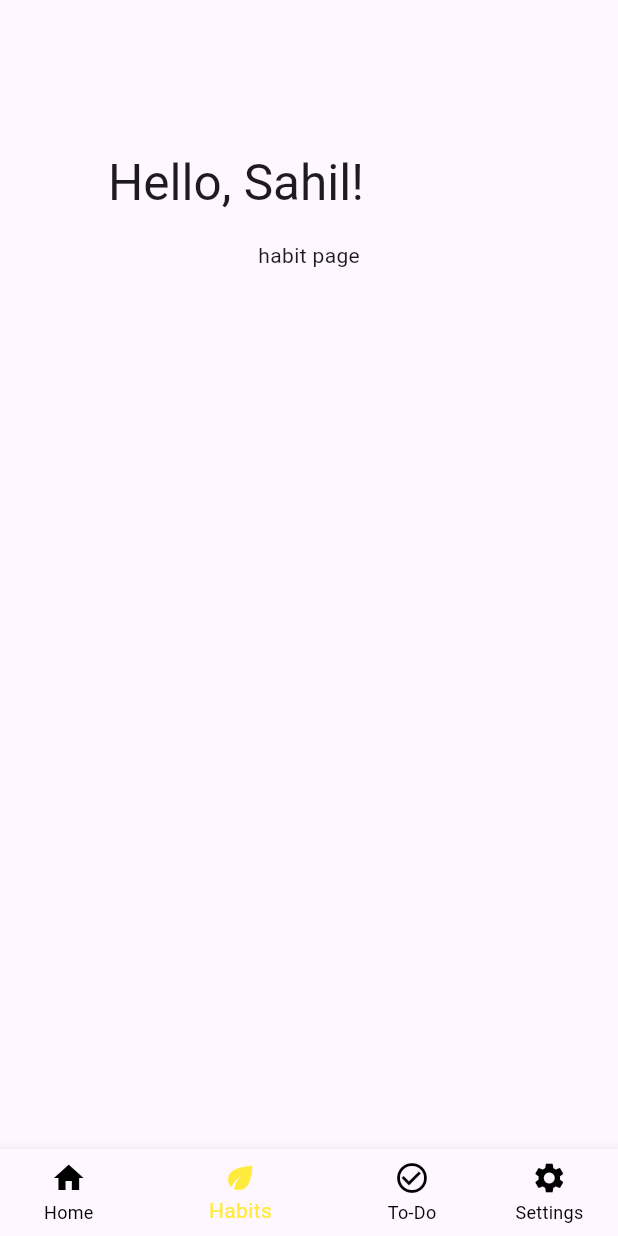
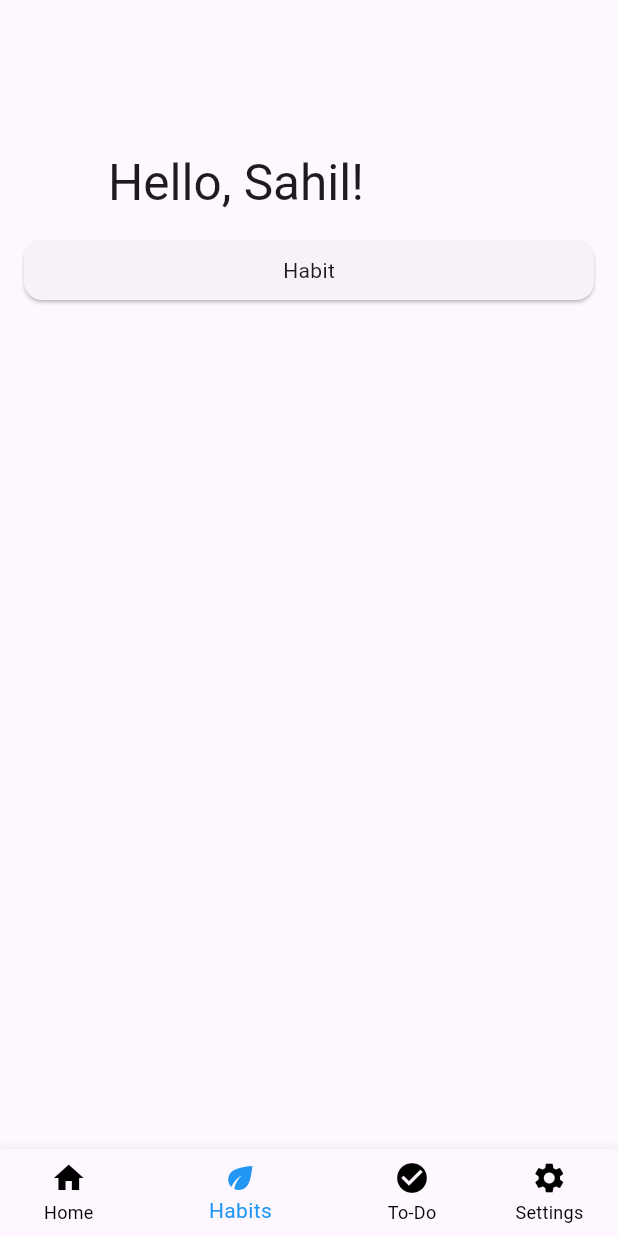
Before and after one commit to sahil-ingle/niyama, a Flutter app: the screen it shows after launch, item 2 of the bottom bar chosen, on a phone screen of 412 x 824 dp. Run offline on Flutter 3.47's test engine with Material 3 defaults, Android fonts, the light colour scheme and no system bars.

Commit message:
few modifications

```diff
--- a/lib/pages/habit_page.dart
+++ b/lib/pages/habit_page.dart
@@ -1,10 +1,11 @@
 import 'package:flutter/material.dart';
+import 'package:niyama/widgets/my_habits_card.dart';
 
 class HabitPage extends StatelessWidget {
   const HabitPage({super.key});
 
   @override
   Widget build(BuildContext context) {
-    return Center(child: Text("habit page"));
+    return Column(children: [MyHabitsCard()]);
   }
 }
--- a/lib/pages/to_do_page.dart
+++ b/lib/pages/to_do_page.dart
@@ -1,10 +1,11 @@
 import 'package:flutter/material.dart';
+import 'package:niyama/widgets/my_todo_card.dart';
 
 class ToDoPage extends StatelessWidget {
   const ToDoPage({super.key});
 
   @override
   Widget build(BuildContext context) {
-    return Center(child: Text("toDo page"));
+    return Column(children: [MyTodoCard()]);
   }
 }
--- /dev/null
+++ b/lib/widgets/my_habits_card.dart
@@ -0,0 +1,22 @@
+import 'package:flutter/material.dart';
+
+class MyHabitsCard extends StatefulWidget {
+  const MyHabitsCard({super.key});
+
+  @override
+  State<MyHabitsCard> createState() => _MyHabitsCardState();
+}
+
+class _MyHabitsCardState extends State<MyHabitsCard> {
+  @override
+  Widget build(BuildContext context) {
+    return Card(
+      margin: EdgeInsets.symmetric(horizontal: 16),
+      child: SizedBox(
+        width: double.infinity,
+        height: 40,
+        child: Center(child: Text("Habit")),
+      ),
+    );
+  }
+}
--- a/lib/widgets/my_nav_bar.dart
+++ b/lib/widgets/my_nav_bar.dart
@@ -17,16 +17,13 @@ class _MyNavBarState extends State<MyNavBar> {
       items: [
         BottomNavigationBarItem(icon: Icon(Icons.home), label: "Home"),
         BottomNavigationBarItem(icon: Icon(Icons.eco), label: "Habits"),
-        BottomNavigationBarItem(
-          icon: Icon(Icons.check_circle_outline),
-          label: "To-Do",
-        ),
+        BottomNavigationBarItem(icon: Icon(Icons.check_circle), label: "To-Do"),
         BottomNavigationBarItem(icon: Icon(Icons.settings), label: "Settings"),
       ],
       currentIndex: widget.currentIndex,
       onTap: widget.onTap,
       unselectedItemColor: Colors.black,
-      selectedItemColor: Colors.yellow,
+      selectedItemColor: Colors.blue,
       showSelectedLabels: true,
       showUnselectedLabels: true,
     );
```
Also changed, not shown: lib/widgets/my_todo_card.dart (added, +17 -0 lines).
